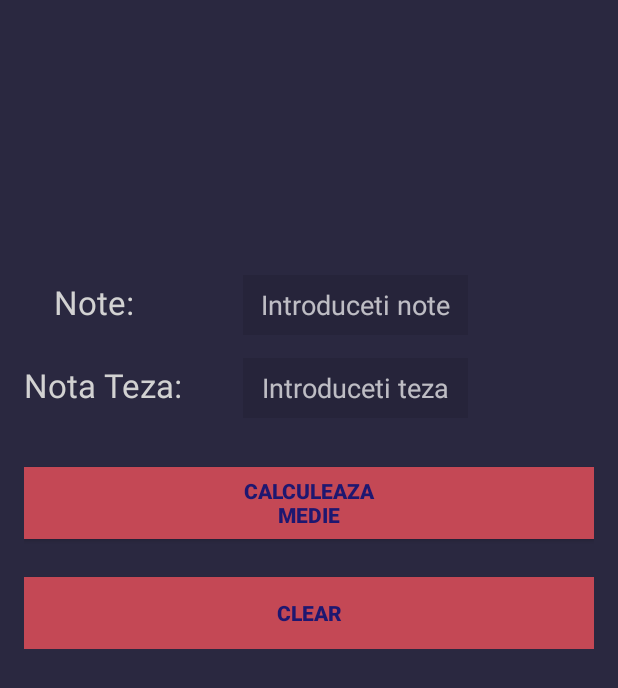
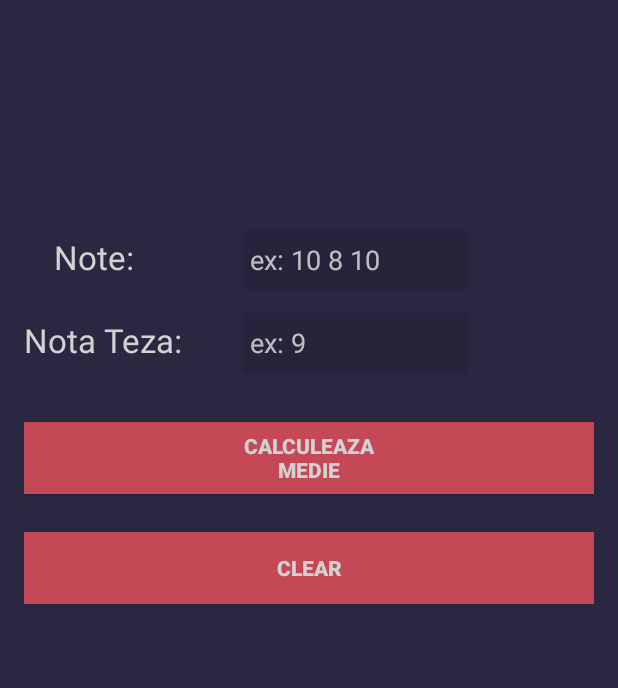
Before and after one commit to alexDamian99/CalculMedie2, an Android app: the screen it shows after launch (MainActivity), on a phone screen of 412 x 824 dp. Shown: the top 688 px of the screen. Run offline under Robolectric (Android 15) with nearby library versions, the light colour scheme and no system bars.

Commit message:
adaugat:  iconita pentru apk input cu mai multe randuri in edittext eliminat:  input central din edittext modificat:  hint edittext

```diff
--- a/app/src/main/AndroidManifest.xml
+++ b/app/src/main/AndroidManifest.xml
@@ -4,7 +4,7 @@
 
     <application
         android:allowBackup="true"
-        android:icon="@mipmap/ic_launcher"
+        android:icon="@mipmap/divides"
         android:label="@string/app_name"
         android:supportsRtl="true"
         android:theme="@style/AppTheme" >
--- a/app/src/main/res/layout/activity_main.xml
+++ b/app/src/main/res/layout/activity_main.xml
@@ -1,6 +1,7 @@
 <?xml version="1.0" encoding="utf-8"?>
 <RelativeLayout
     xmlns:android="http://schemas.android.com/apk/res/android"
+    xmlns:app="http://schemas.android.com/apk/res-auto"
     xmlns:tools="http://schemas.android.com/tools"
     android:layout_width="match_parent"
     android:layout_height="match_parent"
@@ -39,7 +40,7 @@
             <Space
                 android:layout_width="match_parent"
                 android:layout_gravity="center_horizontal"
-                android:layout_height="70dp" />
+                android:layout_height="40dp" />
 
             <GridLayout
                 android:layout_width="match_parent"
@@ -55,17 +56,6 @@
                     android:layout_row="0"
                     android:layout_column="1"
                     android:textColor="#D2D2D2" />
-
-                <EditText
-                    android:inputType="text"
-                    android:layout_width="150dip"
-                    android:layout_height="40dip"
-                    android:textAlignment="center"
-                    android:id="@+id/editNote"
-                    android:hint="@string/hintEditNote"
-                    android:background="#26243a"
-                    android:layout_row="0"
-                    android:layout_column="3" />
 
                 <TextView
                     android:layout_width="wrap_content"
@@ -87,7 +77,7 @@
                     android:inputType="text"
                     android:layout_width="150dip"
                     android:layout_height="40dip"
-                    android:textAlignment="center"
+
                     android:id="@+id/editTeza"
                     android:hint="@string/hintEditTeza"
                     android:background="#26243a"
@@ -111,7 +101,7 @@
                     android:layout_width="wrap_content"
                     android:layout_height="wrap_content"
                     android:text="@string/btnClear"
-                    android:textColor="#1e1770"
+                    android:textColor="#D2D2D2"
                     android:textStyle="bold"
                     android:id="@+id/btnClear"
                     android:background="#c44855"
@@ -125,7 +115,7 @@
                     android:layout_width="wrap_content"
                     android:layout_height="wrap_content"
                     android:text="@string/btnCalcMedie"
-                    android:textColor="#1e1770"
+                    android:textColor="#D2D2D2"
                     android:textStyle="bold"
                     android:id="@+id/btnMedie"
                     android:background="#c44855"
@@ -137,6 +127,21 @@
                     android:onClick="onClickMedie"
                      />
 
+                <EditText
+
+                    android:layout_width="150dip"
+                    android:layout_height="40dip"
+                    android:id="@+id/editNote"
+                    android:hint="@string/hintEditNote"
+                    android:background="#26243a"
+                    android:layout_row="0"
+                    android:layout_column="3"
+
+                    android:inputType="text|textMultiLine|textCapSentences"
+
+
+                    />
+
             </GridLayout>
 
         </LinearLayout>
--- a/app/src/main/res/values/strings.xml
+++ b/app/src/main/res/values/strings.xml
@@ -4,7 +4,7 @@
     <string name="notaTeza">Nota Teza:</string>
     <string name="btnClear">Clear</string>
     <string name="btnCalcMedie">Calculeaza\nMedie</string>
-    <string name="hintEditNote">Introduceti note</string>
-    <string name="hintEditTeza">Introduceti teza</string>
+    <string name="hintEditNote">" "ex: 10 8 10</string>
+    <string name="hintEditTeza">" "ex: 9</string>
 
 </resources>
```
Also changed, not shown: app/src/main/java/com/example/alex/calculmedie/MainActivity.java (+7 -1 lines), app/src/main/divides-web.png (added), app/src/main/res/mipmap-hdpi/divides.png (added), app/src/main/res/mipmap-hdpi/ic_launcher.png, app/src/main/res/mipmap-mdpi/divides.png (added), app/src/main/res/mipmap-mdpi/ic_launcher.png, app/src/main/res/mipmap-xhdpi/divides.png (added), app/src/main/res/mipmap-xhdpi/ic_launcher.png, app/src/main/res/mipmap-xxhdpi/divides.png (added), app/src/main/res/mipmap-xxhdpi/ic_launcher.png, app/src/main/res/mipmap-xxxhdpi/divides.png (added), app/src/main/res/mipmap-xxxhdpi/ic_launcher.png.
